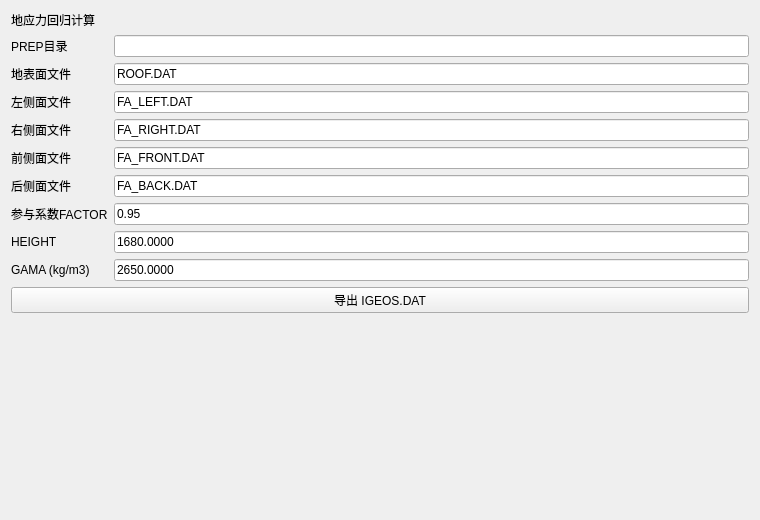
First picture: the form in plugins/Base_Slover/GeoStressRegressionWidget.ui, repository asd977/base_cae, before the edit.
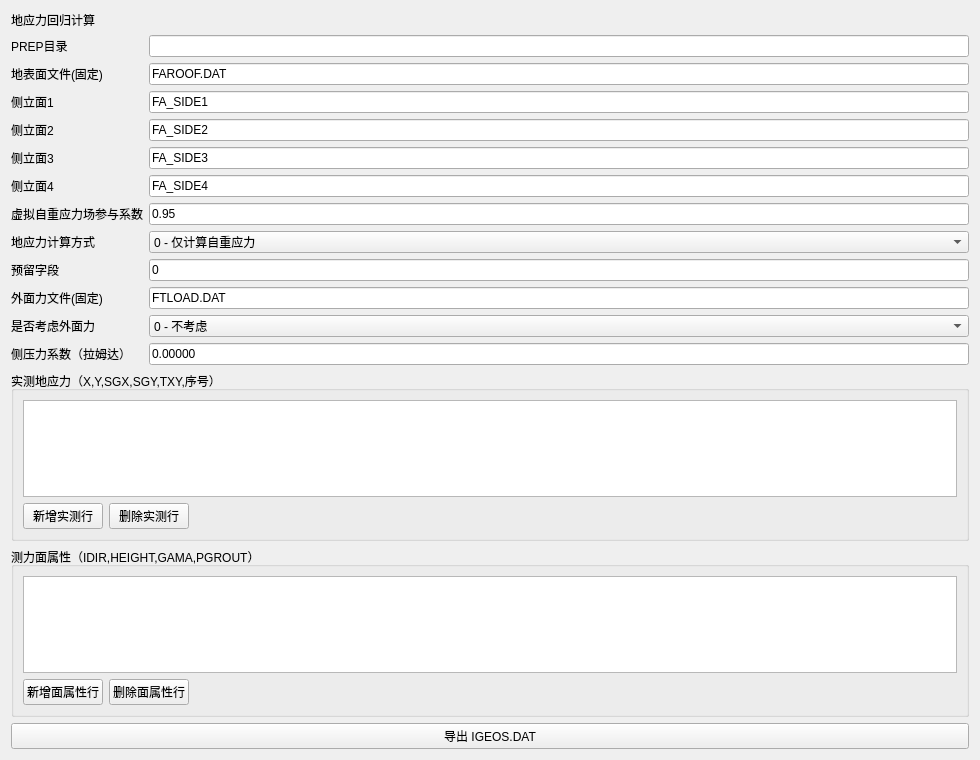
Second picture: the form after the edit.

Commit message: 重写地应力回归界面与IGEOS导出格式

Patch:
```diff
--- a/plugins/Base_Slover/GeoStressRegressionWidget.ui
+++ b/plugins/Base_Slover/GeoStressRegressionWidget.ui
@@ -2,14 +2,7 @@
 <ui version="4.0">
  <class>GeoStressRegressionWidget</class>
  <widget class="QWidget" name="GeoStressRegressionWidget">
-  <property name="geometry">
-   <rect>
-    <x>0</x>
-    <y>0</y>
-    <width>760</width>
-    <height>520</height>
-   </rect>
-  </property>
+  <property name="geometry"><rect><x>0</x><y>0</y><width>980</width><height>760</height></rect></property>
   <property name="windowTitle">
    <string>地应力回归计算</string>
   </property>
@@ -21,34 +14,34 @@
      </property>
     </widget>
    </item>
-   <item>
-    <layout class="QFormLayout" name="formLayout">
-     <item row="0" column="0">
-      <widget class="QLabel" name="label0">
-       <property name="text"><string>PREP目录</string></property>
-      </widget>
-     </item>
-     <item row="0" column="1">
-      <widget class="QLineEdit" name="prepDirEdit"/>
-     </item>
-     <item row="1" column="0"><widget class="QLabel" name="label1"><property name="text"><string>地表面文件</string></property></widget></item>
-     <item row="1" column="1"><widget class="QLineEdit" name="roofEdit"><property name="text"><string>ROOF.DAT</string></property></widget></item>
-     <item row="2" column="0"><widget class="QLabel" name="label2"><property name="text"><string>左侧面文件</string></property></widget></item>
-     <item row="2" column="1"><widget class="QLineEdit" name="leftEdit"><property name="text"><string>FA_LEFT.DAT</string></property></widget></item>
-     <item row="3" column="0"><widget class="QLabel" name="label3"><property name="text"><string>右侧面文件</string></property></widget></item>
-     <item row="3" column="1"><widget class="QLineEdit" name="rightEdit"><property name="text"><string>FA_RIGHT.DAT</string></property></widget></item>
-     <item row="4" column="0"><widget class="QLabel" name="label4"><property name="text"><string>前侧面文件</string></property></widget></item>
-     <item row="4" column="1"><widget class="QLineEdit" name="frontEdit"><property name="text"><string>FA_FRONT.DAT</string></property></widget></item>
-     <item row="5" column="0"><widget class="QLabel" name="label5"><property name="text"><string>后侧面文件</string></property></widget></item>
-     <item row="5" column="1"><widget class="QLineEdit" name="backEdit"><property name="text"><string>FA_BACK.DAT</string></property></widget></item>
-     <item row="6" column="0"><widget class="QLabel" name="label6"><property name="text"><string>参与系数FACTOR</string></property></widget></item>
+   <item><layout class="QFormLayout" name="formLayout">
+     <item row="0" column="0"><widget class="QLabel" name="label0"><property name="text"><string>PREP目录</string></property></widget></item>
+     <item row="0" column="1"><widget class="QLineEdit" name="prepDirEdit"/></item>
+     <item row="1" column="0"><widget class="QLabel" name="label1"><property name="text"><string>地表面文件(固定)</string></property></widget></item>
+     <item row="1" column="1"><widget class="QLineEdit" name="roofEdit"><property name="text"><string>FAROOF.DAT</string></property></widget></item>
+     <item row="2" column="0"><widget class="QLabel" name="label2"><property name="text"><string>侧立面1</string></property></widget></item>
+     <item row="2" column="1"><widget class="QLineEdit" name="leftEdit"><property name="text"><string>FA_SIDE1</string></property></widget></item>
+     <item row="3" column="0"><widget class="QLabel" name="label3"><property name="text"><string>侧立面2</string></property></widget></item>
+     <item row="3" column="1"><widget class="QLineEdit" name="rightEdit"><property name="text"><string>FA_SIDE2</string></property></widget></item>
+     <item row="4" column="0"><widget class="QLabel" name="label4"><property name="text"><string>侧立面3</string></property></widget></item>
+     <item row="4" column="1"><widget class="QLineEdit" name="frontEdit"><property name="text"><string>FA_SIDE3</string></property></widget></item>
+     <item row="5" column="0"><widget class="QLabel" name="label5"><property name="text"><string>侧立面4</string></property></widget></item>
+     <item row="5" column="1"><widget class="QLineEdit" name="backEdit"><property name="text"><string>FA_SIDE4</string></property></widget></item>
+     <item row="6" column="0"><widget class="QLabel" name="label6"><property name="text"><string>虚拟自重应力场参与系数</string></property></widget></item>
      <item row="6" column="1"><widget class="QLineEdit" name="factorEdit"><property name="text"><string>0.95</string></property></widget></item>
-     <item row="7" column="0"><widget class="QLabel" name="label7"><property name="text"><string>HEIGHT</string></property></widget></item>
-     <item row="7" column="1"><widget class="QLineEdit" name="heightEdit"><property name="text"><string>1680.0000</string></property></widget></item>
-     <item row="8" column="0"><widget class="QLabel" name="label8"><property name="text"><string>GAMA (kg/m3)</string></property></widget></item>
-     <item row="8" column="1"><widget class="QLineEdit" name="gamaEdit"><property name="text"><string>2650.0000</string></property></widget></item>
-    </layout>
-   </item>
+     <item row="7" column="0"><widget class="QLabel" name="label7"><property name="text"><string>地应力计算方式</string></property></widget></item>
+     <item row="7" column="1"><widget class="QComboBox" name="calcModeCombo"><item><property name="text"><string>0 - 仅计算自重应力</string></property></item><item><property name="text"><string>1 - 按实测地应力多元回归</string></property></item></widget></item>
+     <item row="8" column="0"><widget class="QLabel" name="label8"><property name="text"><string>预留字段</string></property></widget></item>
+     <item row="8" column="1"><widget class="QLineEdit" name="reservedEdit"><property name="text"><string>0</string></property></widget></item>
+     <item row="9" column="0"><widget class="QLabel" name="label9"><property name="text"><string>外面力文件(固定)</string></property></widget></item>
+     <item row="9" column="1"><widget class="QLineEdit" name="forceFileEdit"><property name="text"><string>FTLOAD.DAT</string></property></widget></item>
+     <item row="10" column="0"><widget class="QLabel" name="label10"><property name="text"><string>是否考虑外面力</string></property></widget></item>
+     <item row="10" column="1"><widget class="QComboBox" name="forceEnabledCombo"><item><property name="text"><string>0 - 不考虑</string></property></item><item><property name="text"><string>1 - 考虑</string></property></item></widget></item>
+     <item row="11" column="0"><widget class="QLabel" name="label11"><property name="text"><string>侧压力系数（拉姆达）</string></property></widget></item>
+     <item row="11" column="1"><widget class="QLineEdit" name="lambdaEdit"><property name="text"><string>0.00000</string></property></widget></item>
+   </layout></item>
+   <item><widget class="QGroupBox" name="measureGroup"><property name="title"><string>实测地应力（X,Y,SGX,SGY,TXY,序号）</string></property><layout class="QVBoxLayout" name="verticalLayoutMeasure"><item><widget class="QTableWidget" name="measureTable"/></item><item><layout class="QHBoxLayout" name="measureBtnLayout"><item><widget class="QPushButton" name="addMeasureBtn"><property name="text"><string>新增实测行</string></property></widget></item><item><widget class="QPushButton" name="removeMeasureBtn"><property name="text"><string>删除实测行</string></property></widget></item><item><spacer name="horizontalSpacer1"><property name="orientation"><enum>Qt::Horizontal</enum></property><property name="sizeHint" stdset="0"><size><width>40</width><height>20</height></size></property></spacer></item></layout></item></layout></widget></item>
+   <item><widget class="QGroupBox" name="faceAttrGroup"><property name="title"><string>测力面属性（IDIR,HEIGHT,GAMA,PGROUT）</string></property><layout class="QVBoxLayout" name="verticalLayoutFace"><item><widget class="QTableWidget" name="faceAttrTable"/></item><item><layout class="QHBoxLayout" name="faceBtnLayout"><item><widget class="QPushButton" name="addFaceBtn"><property name="text"><string>新增面属性行</string></property></widget></item><item><widget class="QPushButton" name="removeFaceBtn"><property name="text"><string>删除面属性行</string></property></widget></item><item><spacer name="horizontalSpacer2"><property name="orientation"><enum>Qt::Horizontal</enum></property><property name="sizeHint" stdset="0"><size><width>40</width><height>20</height></size></property></spacer></item></layout></item></layout></widget></item>
    <item>
     <widget class="QPushButton" name="btnCompute">
      <property name="text"><string>导出 IGEOS.DAT</string></property>
```
The commit also changes 1 other file.
